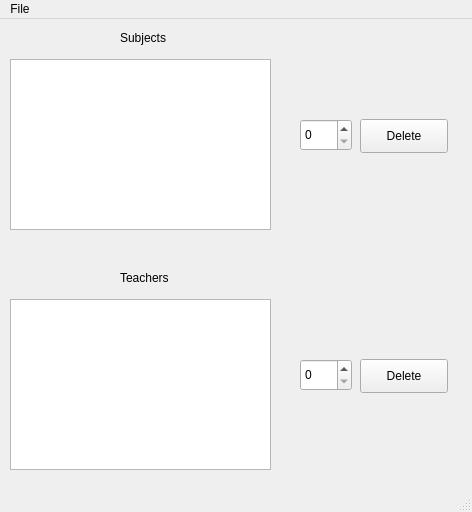
Qt form delTS.ui (ice-bit/registro) before a commit.
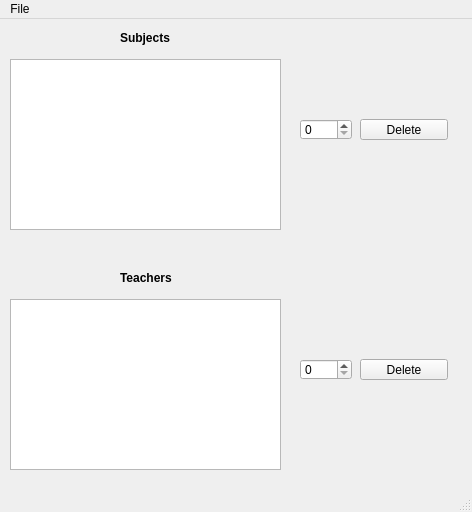
The same form after that commit. Icons and pictures are not drawn.

```diff
--- a/delTS.ui
+++ b/delTS.ui
@@ -23,7 +23,7 @@
      <rect>
       <x>10</x>
       <y>40</y>
-      <width>261</width>
+      <width>271</width>
       <height>171</height>
      </rect>
     </property>
@@ -40,6 +40,12 @@
       <height>18</height>
      </rect>
     </property>
+    <property name="font">
+     <font>
+      <weight>75</weight>
+      <bold>true</bold>
+     </font>
+    </property>
     <property name="text">
      <string>Subjects</string>
     </property>
@@ -49,7 +55,7 @@
      <rect>
       <x>10</x>
       <y>280</y>
-      <width>261</width>
+      <width>271</width>
       <height>171</height>
      </rect>
     </property>
@@ -66,6 +72,12 @@
       <height>18</height>
      </rect>
     </property>
+    <property name="font">
+     <font>
+      <weight>75</weight>
+      <bold>true</bold>
+     </font>
+    </property>
     <property name="text">
      <string>Teachers</string>
     </property>
@@ -76,7 +88,7 @@
       <x>300</x>
       <y>100</y>
       <width>52</width>
-      <height>32</height>
+      <height>21</height>
      </rect>
     </property>
    </widget>
@@ -86,7 +98,7 @@
       <x>360</x>
       <y>100</y>
       <width>88</width>
-      <height>34</height>
+      <height>21</height>
      </rect>
     </property>
     <property name="text">
@@ -99,7 +111,7 @@
       <x>300</x>
       <y>340</y>
       <width>52</width>
-      <height>32</height>
+      <height>21</height>
      </rect>
     </property>
    </widget>
@@ -109,7 +121,7 @@
       <x>360</x>
       <y>340</y>
       <width>88</width>
-      <height>34</height>
+      <height>21</height>
      </rect>
     </property>
     <property name="text">
```
